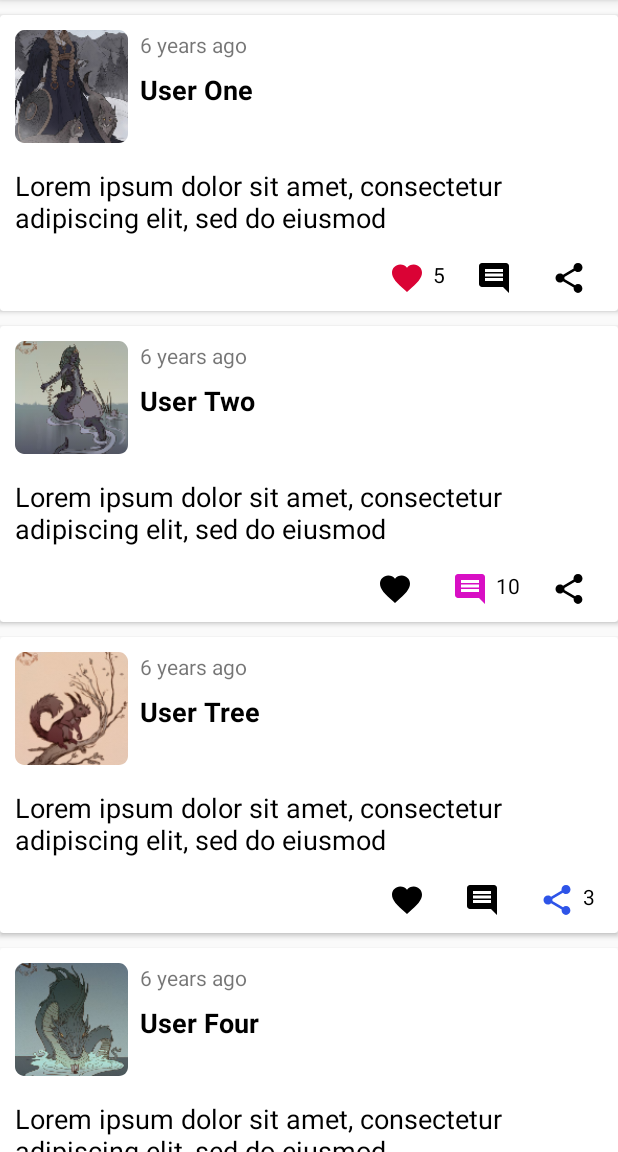
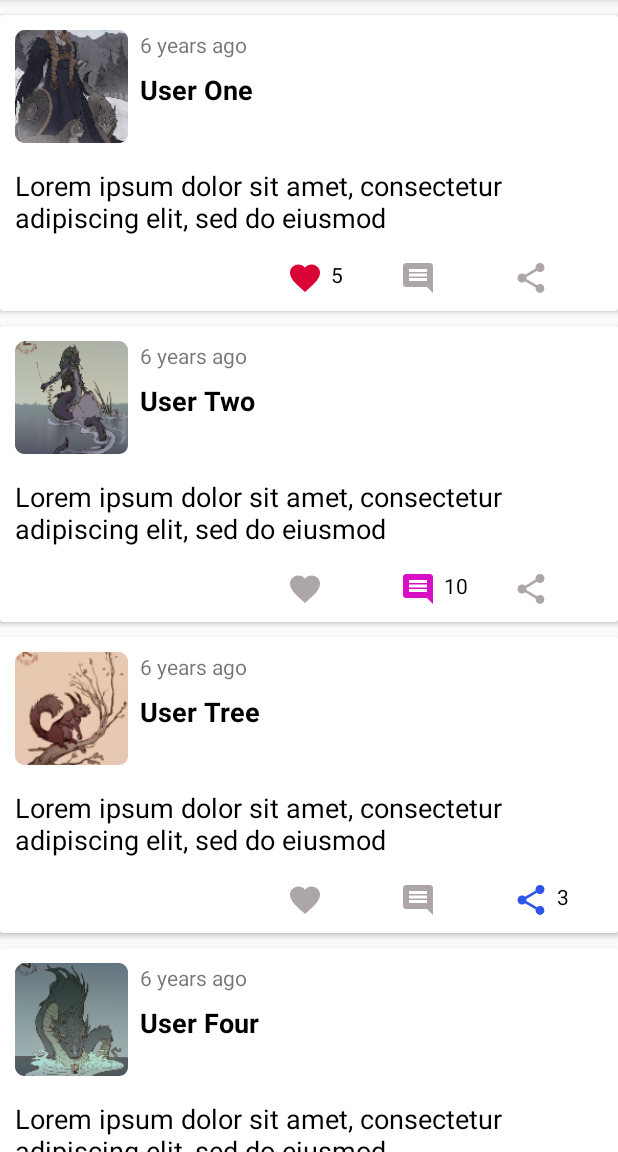
Before and after one commit to j-rebel/KotlinPanin, an Android app: the screen it shows after launch (MainActivity), on a phone screen of 412 x 824 dp, the part 84-1236 px from its top. Run offline under Robolectric (Android 15) with nearby library versions, the phone set to English and light mode, and no system bars; libraries missing offline, so code that uses them is left out: net.danlew.android; 1 statement that could not run was skipped.

Commit message:
changed colors for icons, added minwidth for counters

```diff
--- a/app/src/main/res/drawable/comments_none.xml
+++ b/app/src/main/res/drawable/comments_none.xml
@@ -4,6 +4,6 @@
         android:viewportWidth="24.0"
         android:viewportHeight="24.0">
     <path
-        android:fillColor="#FF000000"
+        android:fillColor="@color/colorGray"
         android:pathData="M20,2L4,2c-1.1,0 -2,0.9 -2,2v12c0,1.1 0.9,2 2,2h14l4,4L22,4c0,-1.1 -0.9,-2 -2,-2zM18,14L6,14v-2h12v2zM18,11L6,11L6,9h12v2zM18,8L6,8L6,6h12v2z"/>
 </vector>
--- a/app/src/main/res/drawable/likes_none.xml
+++ b/app/src/main/res/drawable/likes_none.xml
@@ -4,6 +4,6 @@
         android:viewportWidth="24.0"
         android:viewportHeight="24.0">
     <path
-        android:fillColor="@color/colorBlack"
+        android:fillColor="@color/colorGray"
         android:pathData="M12,21.35l-1.45,-1.32C5.4,15.36 2,12.28 2,8.5 2,5.42 4.42,3 7.5,3c1.74,0 3.41,0.81 4.5,2.09C13.09,3.81 14.76,3 16.5,3 19.58,3 22,5.42 22,8.5c0,3.78 -3.4,6.86 -8.55,11.54L12,21.35z"/>
 </vector>
--- a/app/src/main/res/drawable/shares_none.xml
+++ b/app/src/main/res/drawable/shares_none.xml
@@ -4,6 +4,6 @@
         android:viewportWidth="24.0"
         android:viewportHeight="24.0">
     <path
-        android:fillColor="#FF000000"
+        android:fillColor="@color/colorGray"
         android:pathData="M18,16.08c-0.76,0 -1.44,0.3 -1.96,0.77L8.91,12.7c0.05,-0.23 0.09,-0.46 0.09,-0.7s-0.04,-0.47 -0.09,-0.7l7.05,-4.11c0.54,0.5 1.25,0.81 2.04,0.81 1.66,0 3,-1.34 3,-3s-1.34,-3 -3,-3 -3,1.34 -3,3c0,0.24 0.04,0.47 0.09,0.7L8.04,9.81C7.5,9.31 6.79,9 6,9c-1.66,0 -3,1.34 -3,3s1.34,3 3,3c0.79,0 1.5,-0.31 2.04,-0.81l7.12,4.16c-0.05,0.21 -0.08,0.43 -0.08,0.65 0,1.61 1.31,2.92 2.92,2.92 1.61,0 2.92,-1.31 2.92,-2.92s-1.31,-2.92 -2.92,-2.92z"/>
 </vector>
--- a/app/src/main/res/layout/post.xml
+++ b/app/src/main/res/layout/post.xml
@@ -77,6 +77,7 @@
                 android:layout_height="wrap_content"
                 android:layout_marginEnd="5dp"
                 android:layout_weight="1"
+                android:minWidth="25dp"
                 android:textColor="@color/colorBlack"
                 tool:text="15" />
 
@@ -96,6 +97,7 @@
                 android:layout_height="wrap_content"
                 android:layout_marginEnd="5dp"
                 android:layout_weight="1"
+                android:minWidth="25dp"
                 android:textColor="@color/colorBlack"
                 tool:text="20" />
 
@@ -115,6 +117,7 @@
                 android:layout_height="wrap_content"
                 android:layout_marginEnd="5dp"
                 android:layout_weight="1"
+                android:minWidth="25dp"
                 android:textColor="@color/colorBlack"
                 tool:text="7" />
         </LinearLayout>
--- a/app/src/main/res/values/colors.xml
+++ b/app/src/main/res/values/colors.xml
@@ -8,4 +8,5 @@
     <color name="colorWhite">#FFFFFF</color>
     <color name="colorBlue">#2E54E8</color>
     <color name="colorPurple">#D80FC4</color>
+    <color name="colorGray">#ACA6A6</color>
 </resources>
```
